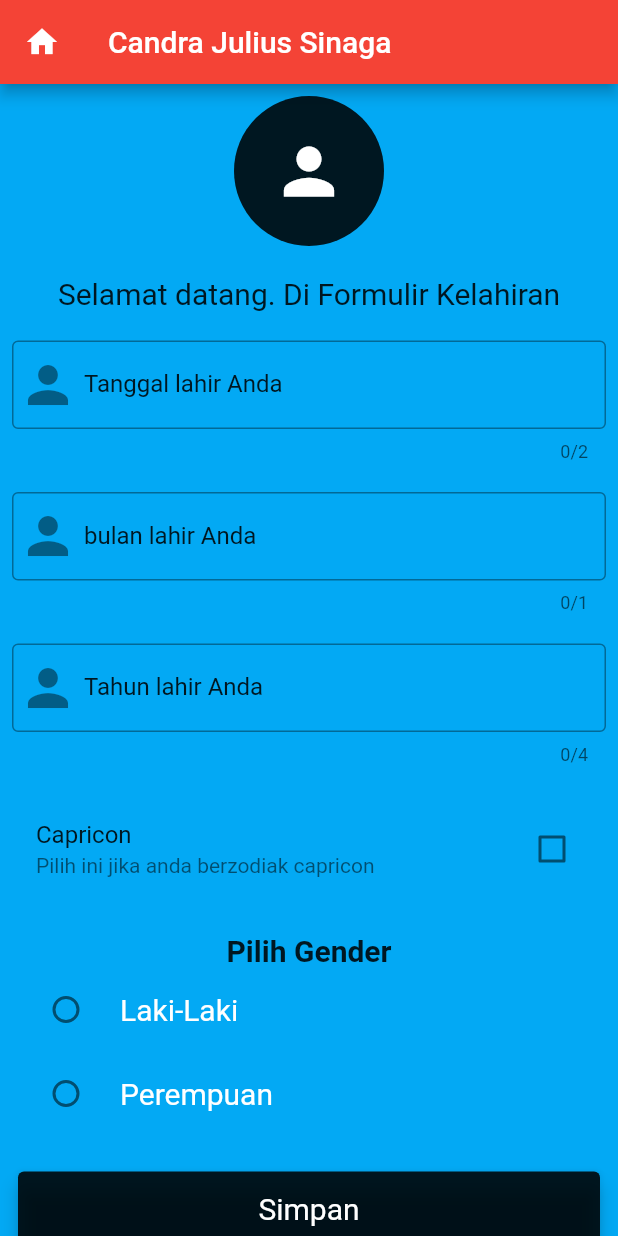
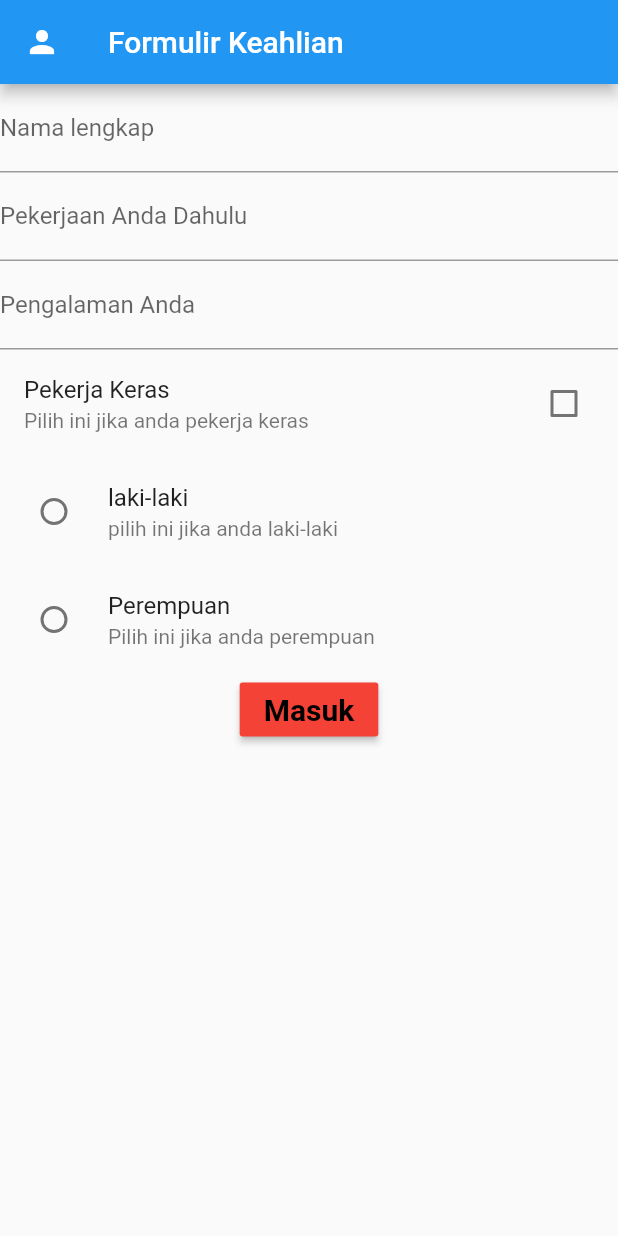
Before and after one commit to JuliusCandra/update_tugas2, a Flutter app: the screen it shows after launch, on a phone screen of 412 x 824 dp. Run offline on Flutter 3.47's test engine with Material 2 defaults, Android fonts, the phone set to English and light mode, and no system bars; statements that could not run were skipped.

```diff
--- a/lib/main.dart
+++ b/lib/main.dart
@@ -1,66 +1,56 @@
 import 'package:flutter/cupertino.dart';
 import 'package:flutter/material.dart';
 
-void main(){
-  runApp(
-      MaterialApp(
+void main() {
+  runApp(MaterialApp(
     debugShowCheckedModeBanner: false,
-        title: "Formulir Kelahiran",
-        home: FormulirKelahiran(),
-      )
-  );
+    home: FormulirKeahlian(),
+  ));
 }
 
-class FormulirKelahiran extends StatefulWidget {
-
+class FormulirKeahlian extends StatefulWidget {
   @override
-  _FormulirKelahiranState createState() => _FormulirKelahiranState();
+  _FormulirKeahlianState createState() => _FormulirKeahlianState();
 }
 
-class _FormulirKelahiranState extends State<FormulirKelahiran> {
+class _FormulirKeahlianState extends State<FormulirKeahlian> {
+  final _formKey = GlobalKey<FormState>();
+  bool nilaiCheckBox = false;
 
-  String groupValue = "";
+  TextEditingController controllerNamaProduk = new TextEditingController();
+  TextEditingController controllerHargaProduk = new TextEditingController();
+  TextEditingController controllerKategoryBarang = new TextEditingController();
 
-  final _formKey = GlobalKey<FormState>();
-
-  TextEditingController controllerTanggalLahir = new TextEditingController();
-  TextEditingController controllerBulanLahir = new TextEditingController();
-  TextEditingController controllerTahunlahir = new TextEditingController();
-
-  bool nilaiBox = false;
-
-  String zodiak = "Capricon";
-
-  void pilihGender(value){
-    setState(() {
-      groupValue = value;
-    });
+  void _submitData() {
+    final isValid = _formKey.currentState.validate();
+    if (!isValid) {
+      return;
     }
 
-  void simpanData(){
-    showDialog(context: context, builder: (context){
+    showDialog(
+        context: context,
+        builder: (context) {
           return AlertDialog(
-        title: Text("Pesan"),
+              title: Text("Konfirmasi"),
               content: new Container(
                 height: 200,
                 child: new Column(
                   children: [
-              new Text("Tanggal lahir: " + controllerTanggalLahir.text),
-              new Text("Bulan lahir: " + controllerBulanLahir.text),
-              new Text("Tahun Lahir: " + controllerTahunlahir.text),
-              new Text("Zodiak: " + zodiak),
-              new Text("Gender: " + groupValue),
+                    new Text("Nama: " + controllerNamaProduk.text),
+                    new Text("Pekerjaan Terdahulu: Rp " + controllerHargaProduk.text),
+                    new Text("Pengalaman: " + controllerKategoryBarang.text),
+                    new Text("Pilihan Anda: " + _mau),
                   ],
                 ),
               ),
               actions: [
-          RaisedButton(onPressed: (){
+                FlatButton(
+                    color: Colors.red,
+                    child: Text("Yes"),
+                    onPressed: () {
                       Navigator.of(context).pop();
-          },child: Text("Ok"),
-            color: Colors.red,
-          ),
-        ],
-      );
+                    })
+              ]);
         });
   }
 
@@ -68,176 +58,93 @@ class _FormulirKelahiranState extends State<FormulirKelahiran> {
   Widget build(BuildContext context) {
     return Scaffold(
         appBar: AppBar(
-        title: Text("Candra Julius Sinaga"),
-        leading: Icon(Icons.home),
-        backgroundColor: Colors.red,
+          title: Text("Formulir Keahlian"),
+          backgroundColor: Colors.blue,
+          leading: Icon(Icons.person),
         ),
         body: ListView(
           children: [
             Form(
                 key: _formKey,
-            child: SingleChildScrollView(
                 child: Container(
-                width: MediaQuery.of(context).size.width,
-                padding: const EdgeInsets.all(8),
-                color: Colors.lightBlue,
                   child: Column(
                     children: [
-                    Container(
-                      width: 100,
-                      height: 100,
-                      decoration: BoxDecoration(
-                        color: Colors.black87,
-                        shape: BoxShape.circle,
-                      ),
-                      child: Center(
-                        child: Icon(Icons.person,size: 50,color: Colors.white,),
-                      ),
-                    ),
-
-                    SizedBox(height: 20,),
-
-                    Text("Selamat datang. Di Formulir Kelahiran",style: new TextStyle(
-                      fontSize: 20,color: Colors.black87,
-                    ),
-                    ),
-
-                    SizedBox(height: 20,),
-
-                    TextFormField(
-                      maxLength: 2,
-                      validator: (value){
+                      TextField(
+                        decoration: InputDecoration(labelText: "Nama lengkap"),
+                        validator: (value) {
                           if (value.isEmpty) {
-                          return "Tanggal lahir harus diisi";
+                            return "Nama harus diisi";
                           }
                           return null;
                         },
-                      controller: controllerTanggalLahir,
-                      keyboardType: TextInputType.number,
-                      decoration: new InputDecoration(
-                        border: OutlineInputBorder(),
-                        focusedBorder: OutlineInputBorder(
-                          borderSide: BorderSide(color: Colors.black87)
                       ),
-                        prefixIcon: Icon(Icons.person,size: 40,),
-                        hintText: "Masukkan Tanggal kelahiran anda",
-                        labelText: "Tanggal lahir Anda",
-                        hintStyle: TextStyle(color: Colors.black87),
-                        labelStyle: TextStyle(color: Colors.black87),
-                      ),
-                    ),
-
-                    SizedBox(height: 20,),
-
-                    TextFormField(
-                      maxLength: 1,
-                      keyboardType: TextInputType.number,
-                      validator: (value){
-                        if (value.isEmpty){
-                          return "Bulan lahir harus diisi ";
+                      TextField(
+                        decoration: InputDecoration(labelText: "Pekerjaan Anda Dahulu"),
+                        validator: (value) {
+                          if (value.isEmpty) {
+                            return "Pekerjaan harus diisi";
                           }
                           return null;
                         },
-                      controller: controllerBulanLahir,
-                      decoration: new InputDecoration(
-                        border: OutlineInputBorder(),
-                        focusedBorder: OutlineInputBorder(
-                            borderSide: BorderSide(color: Colors.black87)
                       ),
-                        prefixIcon: Icon(Icons.person,size: 40,),
-                        hintText: "Masukkan bulan kelahiran anda",
-                        labelText: "bulan lahir Anda",
-                        hintStyle: TextStyle(color: Colors.black87),
-                        labelStyle: TextStyle(color: Colors.black87),
-                      ),
-                    ),
-
-                    SizedBox(
-                      height: 20,
-                    ),
-
-                    TextFormField(
-                      maxLength: 4,
-                      validator: (value){
-                        if (value.isEmpty){
-                          return "Tahun Lahir harus diisi";
-                        }else if (value.length < 4){
-                          return "Karakter terlalu pendek";
+                      TextField(
+                        decoration: InputDecoration(labelText: "Pengalaman Anda"),
+                        validator: (value) {
+                          if (value.isEmpty) {
+                            return "Pengalaman Harus Diisi";
                           }
                           return null;
                         },
-                      controller: controllerTahunlahir,
-                      keyboardType: TextInputType.number,
-                      decoration: new InputDecoration(
-                        border: OutlineInputBorder(),
-                        focusedBorder: OutlineInputBorder(
-                            borderSide: BorderSide(color: Colors.black87)
                       ),
-                        prefixIcon: Icon(Icons.person,size: 40,),
-                        hintText: "Masukkan Tahun  kelahiran anda",
-                        labelText: "Tahun lahir Anda",
-                        hintStyle: TextStyle(color: Colors.black87),
-                        labelStyle: TextStyle(color: Colors.black87),
+                      CheckboxListTile(
+                        title: Text("Pekerja Keras"),
+                        subtitle: Text("Pilih ini jika anda pekerja keras"),
+                        value: nilaiCheckBox,
+                        activeColor: Colors.deepOrange,
+                        onChanged: (value) {
+                          setState(() {
+                            nilaiCheckBox = value;
+                          });
+                        },
+                      ),
+                      new RadioListTile(
+                        value: "Laki-Laki",
+                        title: new Text("laki-laki"),
+                        groupValue: _jk,
+                        onChanged: (value) {
+                          _pilihJk(value);
+                        },
+                        activeColor: Colors.blue,
+                        subtitle: new Text("pilih ini jika anda laki-laki"),
+                      ),
+                      new RadioListTile(
+                        value: "Perempuan",
+                        title: new Text("Perempuan"),
+                        groupValue: _jk,
+                        onChanged: (value) {
+                          _pilihJk(value);
+                        },
+                        activeColor: Colors.blue,
+                        subtitle: new Text("Pilih ini jika anda perempuan"),
+                      ),
+                      RaisedButton(
+                        color: Colors.red,
+                        child: Text(
+                          "Masuk",
+                          style: new TextStyle(
+                            fontSize: 20,
+                            fontWeight: FontWeight.bold,
+                            color: Colors.black,
                           ),
                         ),
-
-                    SizedBox(height: 20,),
-
-                    CheckboxListTile(value: nilaiBox, onChanged: (value){
-                        setState(() {
-                          nilaiBox = value;
-                        });
+                        onPressed: () {
+                          _submitData();
                         },
-                      activeColor: Colors.blueAccent,
-                      title: Text("Capricon"),
-                      subtitle: Text("Pilih ini jika anda berzodiak capricon"),
-                    ),
-
-                    SizedBox(height: 20,),
-
-                    Text("Pilih Gender",style: new TextStyle(fontSize: 20,color: Colors.black87,fontWeight: FontWeight.bold),),
-
-                    RadioListTile(value: "laki-laki",
-                        title: Text("Laki-Laki",style: new TextStyle(fontSize: 20,color: Colors.white),),
-                        groupValue: groupValue, onChanged: (value){
-                      pilihGender(value);
-                    }),
-
-                    RadioListTile(value: "Perempuan", groupValue: groupValue,
-                        title: Text("Perempuan",style: new TextStyle(fontSize: 20,color: Colors.white),),
-                        onChanged: (value){
-                      pilihGender(value);
-                    }),
-
-                    SizedBox(height: 20,),
-
-                    Card(
-                      color: Colors.black87,
-                      elevation: 5,
-                      child: Container(
-                        height: 50,
-                        child: InkWell(
-                          splashColor: Colors.white,
-                          onTap: (){
-                            final valid = _formKey.currentState.validate();
-                            if (!valid){
-                              return;
-                            }
-                            simpanData();
-                          },
-                          child:Center(
-                          child: Text("Simpan",style: TextStyle(fontSize: 20,color: Colors.white),),
-                        )
-                        ),
-                      ),
                       ),
                     ],
                   ),
-              ),
-            ),
-          )
+                ))
           ],
-      ),
-    );
+        ));
   }
 }
```
Also changed, not shown: 1 other file. Lines whose indentation alone changed are shown as unchanged.
